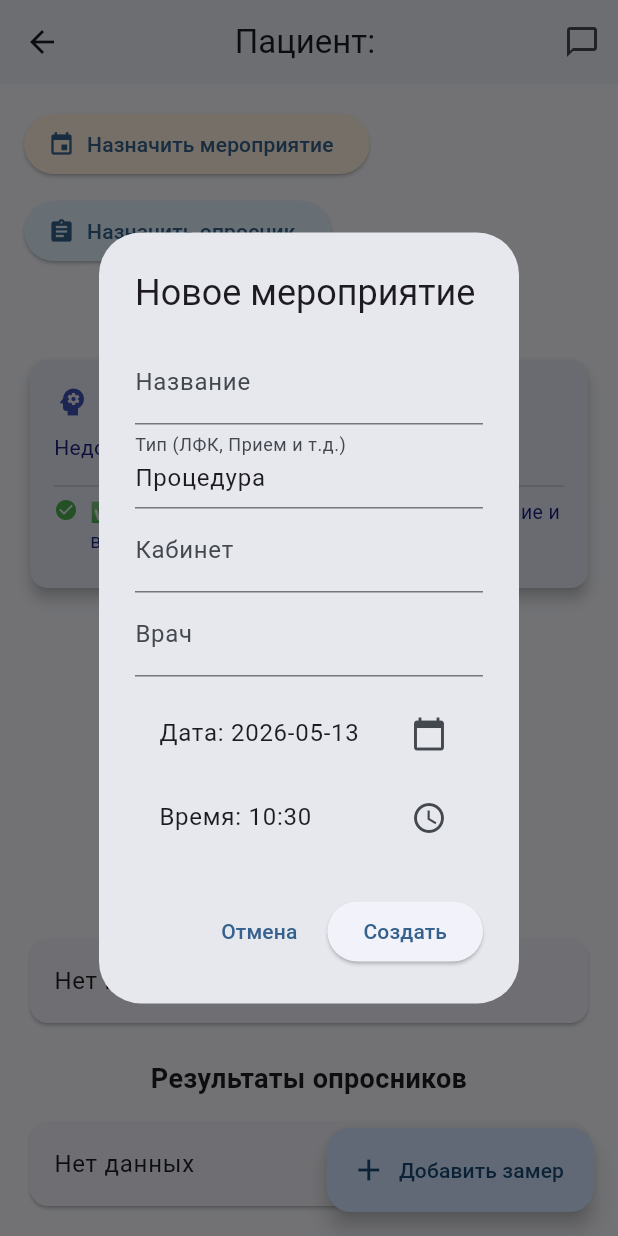
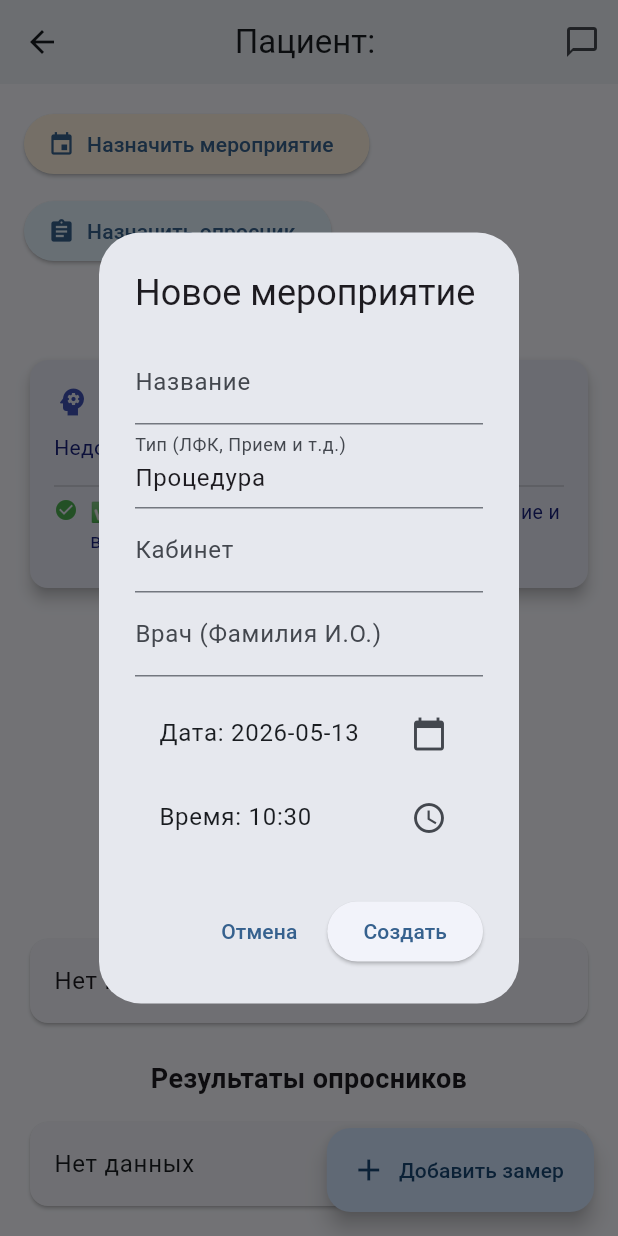
Before and after one commit to Tokside1337/diplom, a Flutter app: the PatientDetailsScreen screen opened directly with empty values, after a tap on "Назначить мероприятие", on a phone screen of 412 x 824 dp. Run offline on Flutter 3.47's test engine with Material 3 defaults, Android fonts, the phone set to English and light mode, and no system bars; our stand-ins replace fl_chart, google_fonts; missing offline and left inert: postgres.

Commit message:
medical_event

```diff
--- a/lib/screens/patient_details_screen.dart
+++ b/lib/screens/patient_details_screen.dart
@@ -46,7 +46,24 @@ class _PatientDetailsScreenState extends State<PatientDetailsScreen> {
   List<MoodEntry> _moods = [];
   List<Appointment> _appointments = [];
   List<QuestionnaireResult> _qResults = [];
+  List<Doctor> _allDoctors = [];
   String _trend = 'Загрузка...';
+
+  // Список предустановленных процедур для автодополнения
+  final List<String> _procedureSuggestions = [
+    'Перевязка',
+    'КТ (Компьютерная томография)',
+    'МРТ',
+    'ЛФК (групповое)',
+    'ЛФК (индивидуальное)',
+    'Массаж',
+    'Электрофорез',
+    'Прием врача-терапевта',
+    'Прием кардиолога',
+    'Прием невролога',
+    'УЗИ',
+    'Анализ крови',
+  ];
 
   @override
   void initState() {
@@ -60,18 +77,44 @@ class _PatientDetailsScreenState extends State<PatientDetailsScreen> {
       final mood = await _dbService.getMoodEntries(widget.patient.id!);
       final appts = await _dbService.getAppointments(widget.patient.id!);
       final qres = await _dbService.getQuestionnaireResults(widget.patient.id!);
+      final docs = await _dbService.getDoctors();
+
       if (mounted) {
         setState(() {
           _measurements = m;
           _moods = mood;
           _appointments = appts;
           _qResults = qres;
+          _allDoctors = docs;
           _trend = AIService.analyzeTrend(m);
         });
       }
     } catch (e) {
       debugPrint("Error loading data: $e");
     }
+  }
+
+  String _formatDoctorShort(String fullName) {
+    List<String> parts = fullName.split(' ');
+    if (parts.length >= 3) {
+      return "${parts[0]} ${parts[1][0]}.${parts[2][0]}.";
+    } else if (parts.length == 2) {
+      return "${parts[0]} ${parts[1][0]}.";
+    }
+    return fullName;
+  }
+
+  String _getProcedureType(String procedure) {
+    if (procedure.contains('КТ') || procedure.contains('МРТ') || procedure.contains('УЗИ') || procedure.contains('Анализ')) {
+      return 'Обследование';
+    } else if (procedure.contains('ЛФК')) {
+      return 'ЛФК';
+    } else if (procedure.contains('Прием')) {
+      return 'Прием';
+    } else if (procedure.contains('Массаж') || procedure.contains('Электрофорез') || procedure.contains('Перевязка')) {
+      return 'Процедура';
+    }
+    return 'Процедура';
   }
 
   Future<void> _addAppointment() async {
@@ -82,6 +125,9 @@ class _PatientDetailsScreenState extends State<PatientDetailsScreen> {
     DateTime selectedDate = DateTime.now();
     TimeOfDay selectedTime = TimeOfDay.now();
 
+    // Список имен врачей в формате Фамилия И.О.
+    final doctorNames = _allDoctors.map((d) => _formatDoctorShort(d.name)).toList();
+
     showDialog(
       context: context,
       builder: (context) => StatefulBuilder(
@@ -91,10 +137,47 @@ class _PatientDetailsScreenState extends State<PatientDetailsScreen> {
             child: Column(
               mainAxisSize: MainAxisSize.min,
               children: [
-                TextField(controller: titleController, decoration: const InputDecoration(labelText: 'Название')),
+                Autocomplete<String>(
+                  optionsBuilder: (TextEditingValue textEditingValue) {
+                    if (textEditingValue.text.isEmpty) return const Iterable<String>.empty();
+                    return _procedureSuggestions.where((String option) {
+                      return option.toLowerCase().startsWith(textEditingValue.text.toLowerCase());
+                    });
+                  },
+                  onSelected: (String selection) {
+                    titleController.text = selection;
+                    setDialogState(() {
+                      typeController.text = _getProcedureType(selection);
+                    });
+                  },
+                  fieldViewBuilder: (context, controller, focusNode, onFieldSubmitted) {
+                    return TextField(
+                      controller: controller,
+                      focusNode: focusNode,
+                      decoration: const InputDecoration(labelText: 'Название'),
+                      onChanged: (val) => titleController.text = val,
+                    );
+                  },
+                ),
                 TextField(controller: typeController, decoration: const InputDecoration(labelText: 'Тип (ЛФК, Прием и т.д.)')),
                 TextField(controller: roomController, decoration: const InputDecoration(labelText: 'Кабинет')),
-                TextField(controller: doctorController, decoration: const InputDecoration(labelText: 'Врач')),
+                Autocomplete<String>(
+                  optionsBuilder: (TextEditingValue textEditingValue) {
+                    if (textEditingValue.text.isEmpty) return const Iterable<String>.empty();
+                    return doctorNames.where((String option) {
+                      return option.toLowerCase().startsWith(textEditingValue.text.toLowerCase());
+                    });
+                  },
+                  onSelected: (String selection) => doctorController.text = selection,
+                  fieldViewBuilder: (context, controller, focusNode, onFieldSubmitted) {
+                    return TextField(
+                      controller: controller,
+                      focusNode: focusNode,
+                      decoration: const InputDecoration(labelText: 'Врач (Фамилия И.О.)'),
+                      onChanged: (val) => doctorController.text = val,
+                    );
+                  },
+                ),
                 const SizedBox(height: 10),
                 ListTile(
                   title: Text("Дата: ${selectedDate.toString().split(' ')[0]}"),
@@ -311,7 +394,7 @@ class _PatientDetailsScreenState extends State<PatientDetailsScreen> {
               const SizedBox(height: 10),
               _buildMeasurementsDetails(),
               const SizedBox(height: 24),
-              _buildSectionTitle('Мой календарь мероприятий'),
+              _buildSectionTitle('План мероприятий'),
               _buildAppointmentsList(),
               const SizedBox(height: 24),
               _buildSectionTitle('Рекомендации врача'),
@@ -725,7 +808,7 @@ class _PatientDetailsScreenState extends State<PatientDetailsScreen> {
               child: Icon(_getAppTypeIcon(app.type), color: Colors.white, size: 20),
             ),
             title: Text(app.title, style: const TextStyle(fontWeight: FontWeight.bold)),
-            subtitle: Text('${app.type} • Каб. ${app.room}'),
+            subtitle: Text('${app.type} • Каб. ${app.room} • ${app.doctor}'),
             trailing: Row(
               mainAxisSize: MainAxisSize.min,
               children: [
--- a/lib/services/database_service.dart
+++ b/lib/services/database_service.dart
@@ -42,7 +42,7 @@ class DatabaseService {
       return conn;
     } catch (e) {
       // ignore: avoid_print
-      print('Ошибка подключения к PostgreSQL: \$e');
+      print('Ошибка подключения к PostgreSQL: $e');
       rethrow;
     }
   }
@@ -350,12 +350,7 @@ class DatabaseService {
 
   Future<List<Appointment>> getAppointments(int patientId) async {
     final conn = await connection;
-    // Удаляем прошедшие мероприятия перед получением списка
-    final now = DateTime.now().toUtc().add(const Duration(hours: 3)).toString();
-    await conn.execute(
-      Sql.named('DELETE FROM appointments WHERE patient_id = @pId AND time < @now'),
-      parameters: {'pId': patientId, 'now': now},
-    );
+    // Удаление прошедших мероприятий убрано по просьбе пользователя для корректного отображения
 
     final result = await conn.execute(
       Sql.named('SELECT id, patient_id, type, title, time, room, doctor FROM appointments WHERE patient_id = @pId ORDER BY time ASC'),
```
